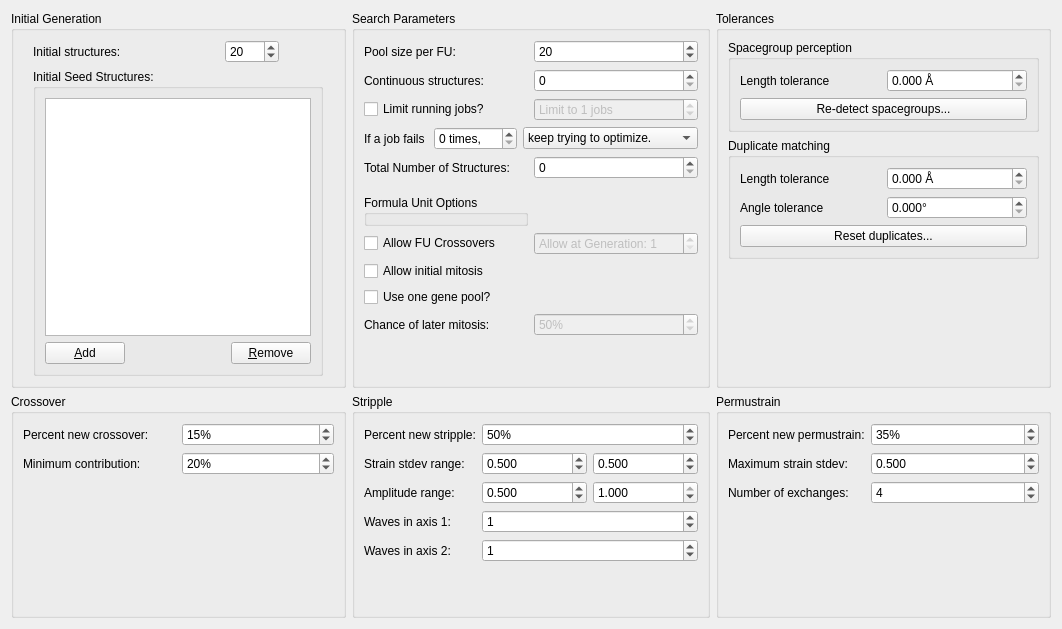
Qt form src/xtalopt/ui/tab_opt.ui (xtalopt/XtalOpt) before a commit.
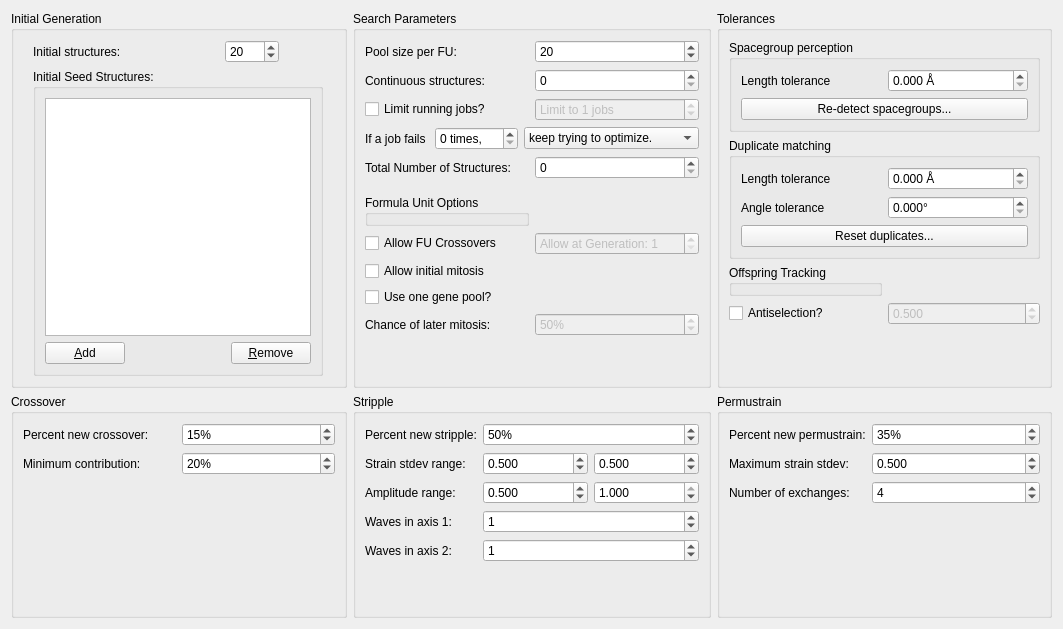
The same form after that commit.

Commit message: Slightly revised the offspring tracking for parents to make it more intuitive. Also added GUI options for the offspring tracking, but they currently have no effect on the run.

Diff of the .ui file:
```diff
--- a/src/xtalopt/ui/tab_opt.ui
+++ b/src/xtalopt/ui/tab_opt.ui
@@ -6,7 +6,7 @@
    <rect>
     <x>0</x>
     <y>0</y>
-    <width>1062</width>
+    <width>1063</width>
     <height>629</height>
    </rect>
   </property>
@@ -844,7 +844,7 @@
       <string>Tolerances</string>
      </property>
      <layout class="QGridLayout" name="gridLayout_2">
-      <item row="6" column="1">
+      <item row="6" column="2">
        <spacer name="verticalSpacer_2">
         <property name="orientation">
          <enum>Qt::Vertical</enum>
@@ -857,7 +857,7 @@
         </property>
        </spacer>
       </item>
-      <item row="0" column="1" colspan="2">
+      <item row="0" column="2" colspan="2">
        <widget class="QGroupBox" name="groupBox_8">
         <property name="title">
          <string>Spacegroup perception</string>
@@ -896,7 +896,7 @@
         </layout>
        </widget>
       </item>
-      <item row="1" column="1" colspan="2">
+      <item row="1" column="2" colspan="2">
        <widget class="QGroupBox" name="groupBox_9">
         <property name="title">
          <string>Duplicate matching</string>
@@ -958,6 +958,48 @@
         </layout>
        </widget>
       </item>
+      <item row="2" column="2">
+       <widget class="QGroupBox" name="groupBox_11">
+        <property name="title">
+         <string>Offspring Tracking</string>
+        </property>
+       </widget>
+      </item>
+      <item row="3" column="2">
+       <widget class="QCheckBox" name="cb_antiselection">
+        <property name="toolTip">
+         <string>&lt;html&gt;&lt;head/&gt;&lt;body&gt;&lt;p&gt;If a given xtal has produced many duplicate offspring, then it will be less likely to be chosen for mutation. This improves the efficiency by not selecting xtals that are producing many duplicates.&lt;/p&gt;&lt;p&gt;An alternative to using this would be to increase the strength of the mutations.&lt;/p&gt;&lt;p&gt;The factor on the right is an &amp;quot;impact factor.&amp;quot; 0 indicates that there is no antiselection. 1 indicates that there is the highest antiselection (i. e., if an xtal has ONLY produced duplicates, it will NOT be selected for mutation).&lt;/p&gt;&lt;/body&gt;&lt;/html&gt;</string>
+        </property>
+        <property name="text">
+         <string>Antiselection?</string>
+        </property>
+       </widget>
+      </item>
+      <item row="3" column="3">
+       <widget class="QDoubleSpinBox" name="spin_antiselection">
+        <property name="enabled">
+         <bool>false</bool>
+        </property>
+        <property name="toolTip">
+         <string>&lt;html&gt;&lt;head/&gt;&lt;body&gt;&lt;p&gt;The factor on the right is an &amp;quot;impact factor.&amp;quot; 0 indicates that there is no antiselection. 1 indicates that there is the highest antiselection (i. e., if an xtal has ONLY produced duplicates, it will NOT be selected for mutation).&lt;/p&gt;&lt;p&gt;&lt;br/&gt;&lt;/p&gt;&lt;p&gt;Default value: 0.500&lt;/p&gt;&lt;p&gt;Min: 0.000&lt;/p&gt;&lt;p&gt;Max: 1.000&lt;/p&gt;&lt;/body&gt;&lt;/html&gt;</string>
+        </property>
+        <property name="keyboardTracking">
+         <bool>false</bool>
+        </property>
+        <property name="decimals">
+         <number>3</number>
+        </property>
+        <property name="maximum">
+         <double>1.000000000000000</double>
+        </property>
+        <property name="singleStep">
+         <double>0.010000000000000</double>
+        </property>
+        <property name="value">
+         <double>0.500000000000000</double>
+        </property>
+       </widget>
+      </item>
      </layout>
     </widget>
    </item>
```
Left out of the diff: 42 changed lines with no effect on the pictures. The commit also changes 6 other files.
